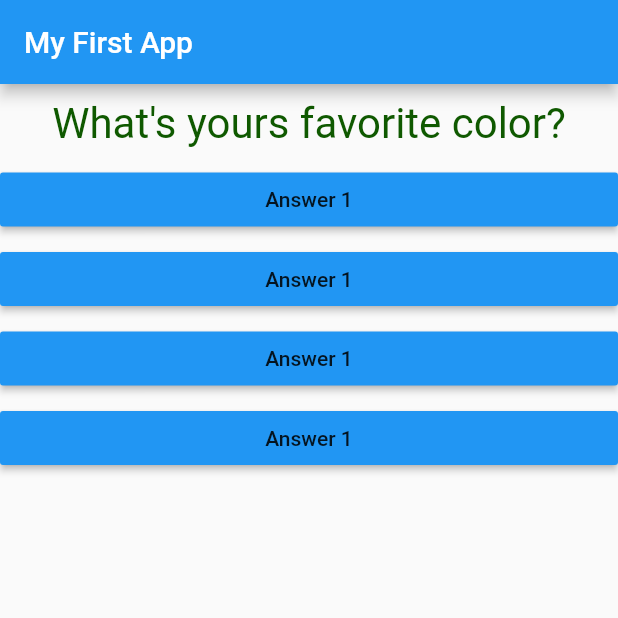
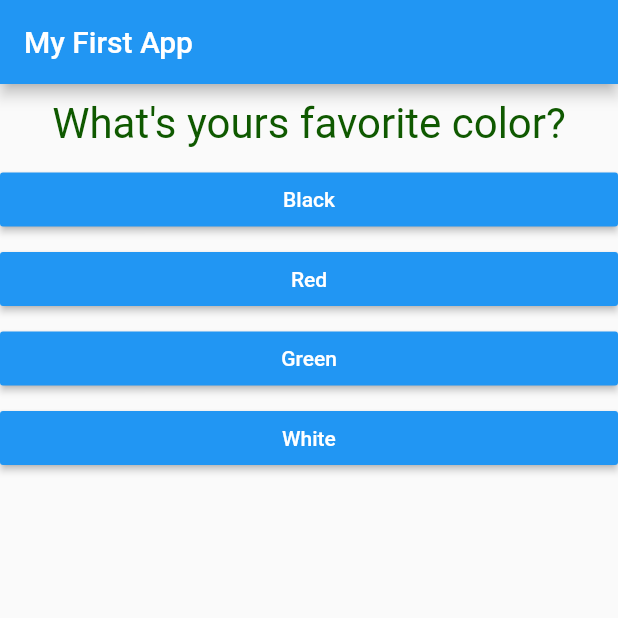
Before and after one commit to giriArun/flutter_test_1, a Flutter app: the screen it shows after launch, on a phone screen of 412 x 824 dp, the top half of it. Run offline on Flutter 3.47's test engine with Material 2 defaults, Android fonts, the phone set to English and light mode, and no system bars.

```diff
--- a/lib/answer.dart
+++ b/lib/answer.dart
@@ -2,8 +2,9 @@ import 'package:flutter/material.dart';
 
 class Answer extends StatelessWidget {
   final VoidCallback selectHandler;
+  final String answerText;
 
-  Answer(this.selectHandler);
+  Answer(this.selectHandler, String this.answerText);
 
   @override
   Widget build(BuildContext context) {
@@ -12,8 +13,9 @@ class Answer extends StatelessWidget {
       margin: EdgeInsets.only(bottom: 5.0),
       child: RaisedButton(
         color: Colors.blue,
+        textColor: Colors.white,
         onPressed: selectHandler,
-        child: Text('Answer 1'),
+        child: Text(answerText),
       ),
     );
   }
--- a/lib/main.dart
+++ b/lib/main.dart
@@ -32,11 +32,22 @@ class _MyAppState extends State<MyApp> {
 
   @override
   Widget build(BuildContext context) {
+    //Map() or {}
     var questions = [
-      'What\'s yours favorite color?',
-      'What\'s your favorite animal?'
+      {
+        'questionText': 'What\'s yours favorite color?',
+        'answers': ['Black', 'Red', 'Green', 'White'],
+      },
+      {
+        'questionText': 'What\'s yours favorite animal?',
+        'answers': ['Rabbit', 'Snake', 'Elephant', 'Lion'],
+      },
+      {
+        'questionText': 'What\'s yours favorite Instructor?',
+        'answers': ['Max1', 'Max2', 'Max3'],
+      },
     ];
-
+    print(questions[1]['questiontext']);
     return MaterialApp(
       home: Scaffold(
         appBar: AppBar(
@@ -45,12 +56,14 @@ class _MyAppState extends State<MyApp> {
         body: Column(
           children: [
             Question(
-              questions[_questionIndex],
+              //questions[_questionIndex],
+              //abc[_questionIndex],
+              questions[_questionIndex]['questionText'].toString(),
             ),
-            Answer(_answerQuestion),
-            Answer(_answerQuestion),
-            Answer(_answerQuestion),
-            Answer(_answerQuestion),
+            ...(questions[_questionIndex]['answers'] as List<String>)
+                .map((answer) {
+              return Answer(_answerQuestion, answer);
+            }).toList()
           ],
         ),
       ),
```
